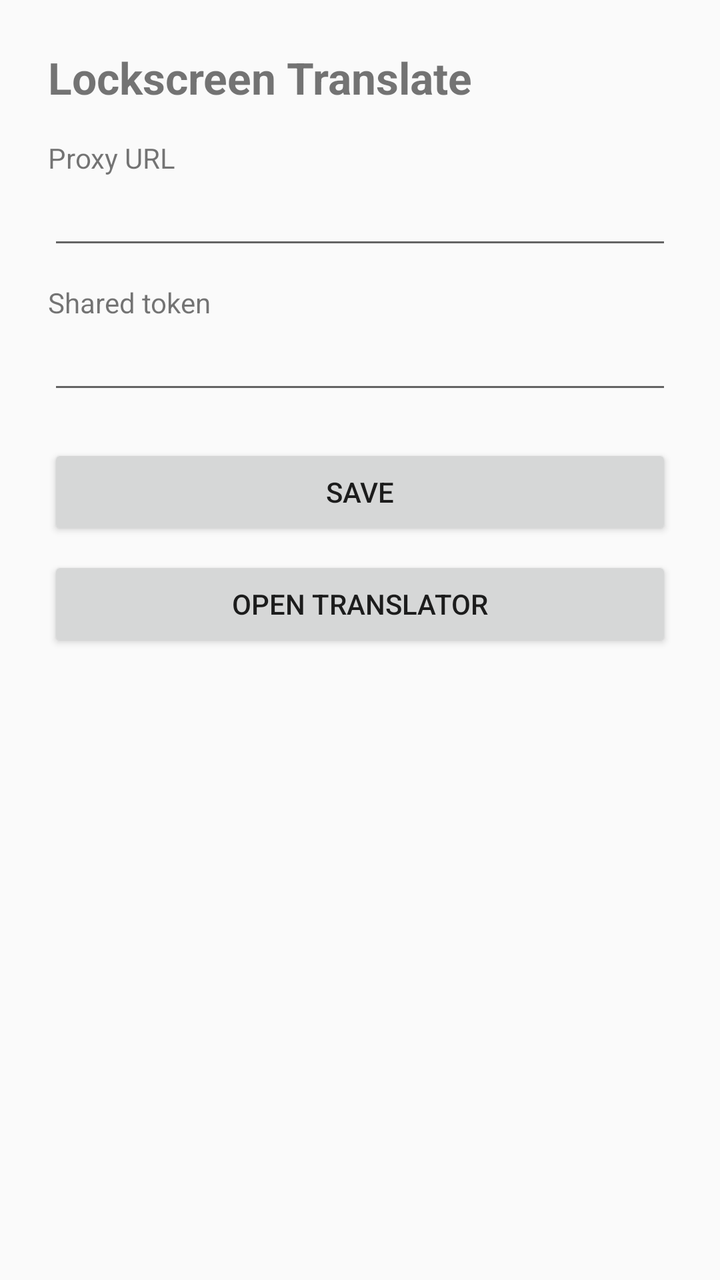
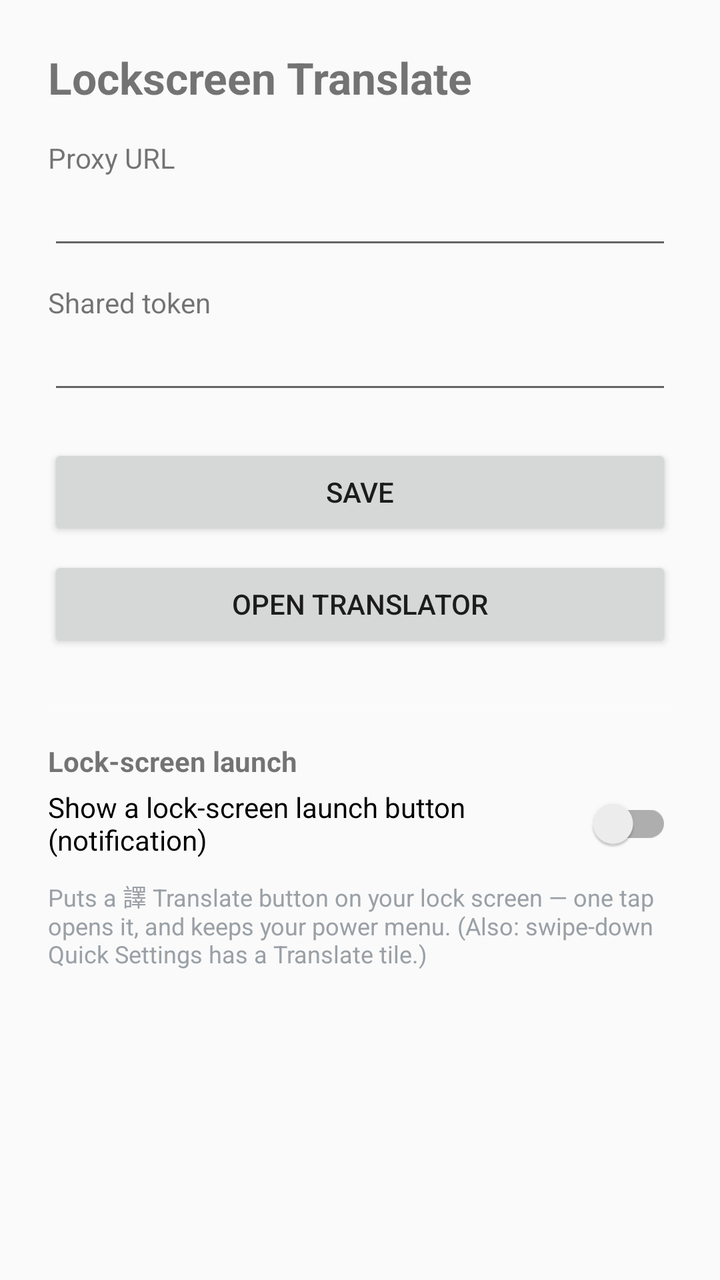

Two renders of the same Android screen: before a commit and after it. Below are the layout's source before the change and the commit's diff.
<!-- AndroidManifest.xml: application theme Theme.LT -->
<!-- res/layout/activity_settings.xml -->
<?xml version="1.0" encoding="utf-8"?>
<ScrollView xmlns:android="http://schemas.android.com/apk/res/android"
    android:layout_width="match_parent" android:layout_height="match_parent">
    <LinearLayout android:layout_width="match_parent" android:layout_height="wrap_content"
        android:orientation="vertical" android:padding="24dp">
        <TextView android:layout_width="wrap_content" android:layout_height="wrap_content"
            android:text="Lockscreen Translate" android:textSize="22sp" android:textStyle="bold"
            android:paddingBottom="16dp"/>
        <TextView android:layout_width="wrap_content" android:layout_height="wrap_content" android:text="Proxy URL"/>
        <EditText android:id="@+id/proxyUrl" android:layout_width="match_parent"
            android:layout_height="wrap_content" android:inputType="textUri" android:maxLines="1"/>
        <TextView android:layout_width="wrap_content" android:layout_height="wrap_content"
            android:text="Shared token" android:paddingTop="12dp"/>
        <EditText android:id="@+id/authToken" android:layout_width="match_parent"
            android:layout_height="wrap_content" android:inputType="textPassword" android:maxLines="1"/>
        <Button android:id="@+id/save" android:layout_width="match_parent"
            android:layout_height="wrap_content" android:text="Save" android:layout_marginTop="20dp"/>
        <Button android:id="@+id/open" android:layout_width="match_parent"
            android:layout_height="wrap_content" android:text="Open Translator" android:layout_marginTop="8dp"/>
    </LinearLayout>
</ScrollView>
<!-- resources referenced by this layout -->
<resources>
  <style name="Theme.LT" parent="Theme.AppCompat.DayNight.NoActionBar" />
</resources>

<!-- the commit's change to res/layout/activity_settings.xml (unified diff, before → after) -->
@@ -17,5 +17,17 @@
             android:layout_height="wrap_content" android:text="Save" android:layout_marginTop="20dp"/>
         <Button android:id="@+id/open" android:layout_width="match_parent"
             android:layout_height="wrap_content" android:text="Open Translator" android:layout_marginTop="8dp"/>
+
+        <View android:layout_width="match_parent" android:layout_height="1dp"
+            android:background="#22ffffff" android:layout_marginTop="28dp"/>
+        <TextView android:layout_width="wrap_content" android:layout_height="wrap_content"
+            android:text="Lock-screen launch" android:textStyle="bold"
+            android:paddingTop="16dp" android:paddingBottom="4dp"/>
+        <androidx.appcompat.widget.SwitchCompat android:id="@+id/launchNotif"
+            android:layout_width="match_parent" android:layout_height="wrap_content"
+            android:text="Show a lock-screen launch button (notification)"/>
+        <TextView android:layout_width="wrap_content" android:layout_height="wrap_content"
+            android:text="Puts a 譯 Translate button on your lock screen — one tap opens it, and keeps your power menu. (Also: swipe-down Quick Settings has a Translate tile.)"
+            android:textSize="12sp" android:textColor="#9aa0a6" android:paddingTop="10dp"/>
     </LinearLayout>
 </ScrollView>
